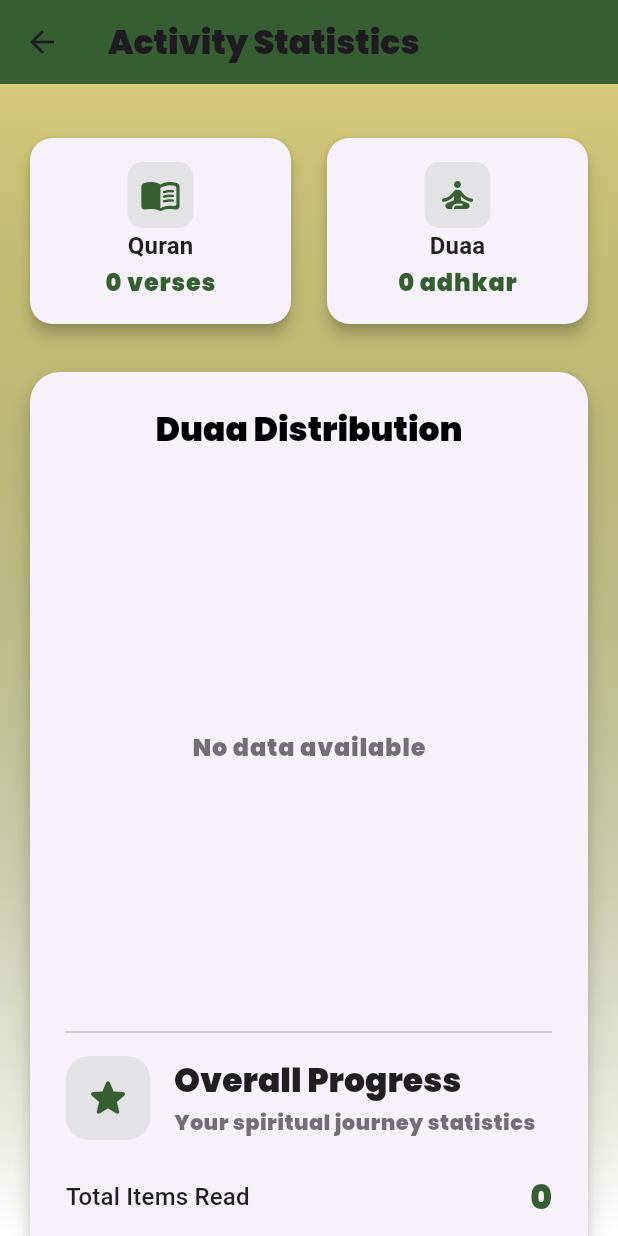
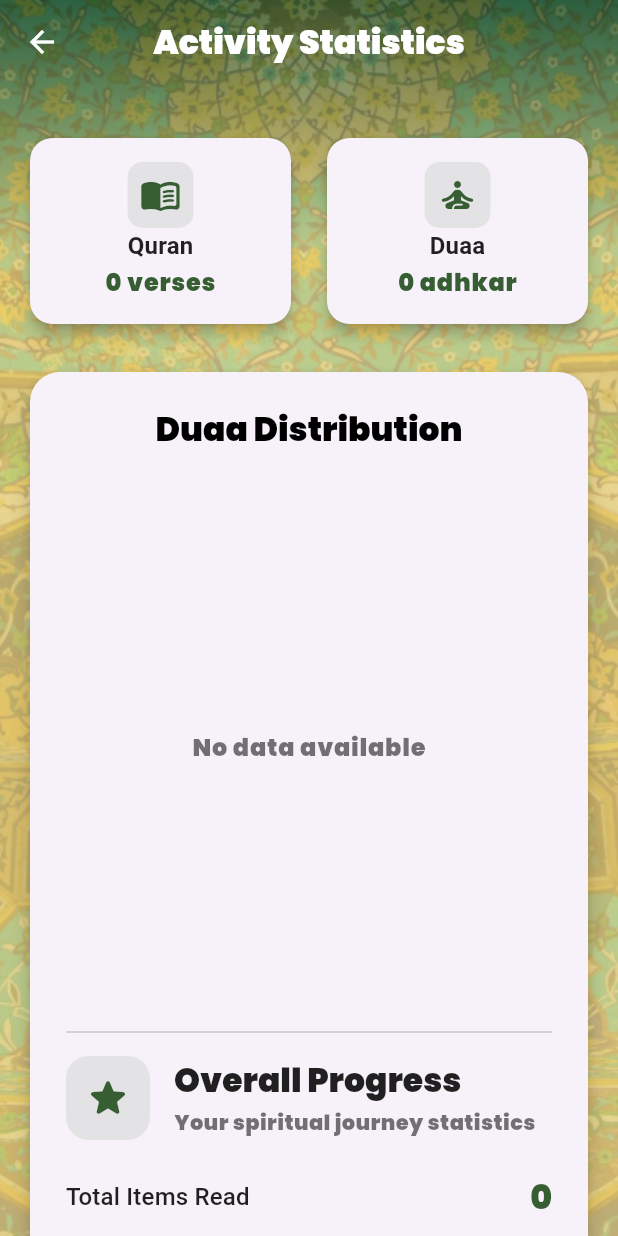
Before and after one commit to MosalahDJ/quranlife, a Flutter app: the StatisticsPage screen opened directly, on a phone screen of 412 x 824 dp. Run offline on Flutter 3.47's test engine with Material 3 defaults, Android fonts, the phone set to English and light mode, and no system bars; our stand-ins replace animate_do, audioplayers, awesome_dialog, dots_indicator, firebase_auth, firebase_core and 19 more; missing offline and left inert: flutter_islamic_icons, islamic_hijri_calendar, workmanager; accounts and stored records are empty; statements that could not run were skipped.

Commit message:
Refactor StatisticsController and StatisticsPage for improved UI and performance

```diff
--- a/lib/features/controller/statistics controller/statistics_controller.dart
+++ b/lib/features/controller/statistics controller/statistics_controller.dart
@@ -2,14 +2,7 @@ import 'package:get/get.dart';
 import 'package:shared_preferences/shared_preferences.dart';
 import 'dart:convert';
 
-/// Controller responsible for managing user activity statistics and weekly data visualization
-///
-/// This controller tracks app opens per day and generates weekly statistics
-/// for displaying user engagement patterns.
 class StatisticsController extends GetxController {
-  /// Stores the dates when the app was opened in the format 'YYYY-MM-DD'
-  final Set<String> appOpenDates = {};
-
   static const String versesCountKey = 'verses_count_key';
   static const String duaaCountKey = 'duaa_count_key';
 
@@ -19,17 +12,7 @@ class StatisticsController extends GetxController {
   final RxMap<String, int> duaaTypeStats = <String, int>{
     'أذكار الصباح': 0,
     'أذكار المساء': 0,
-    'أذكار النوم': 0,
-    'أذكار الاستيقاظ': 0,
-    'أذكار الوضوء': 0,
-    'أذكار الصلاة': 0,
-    'أذكار الأذان': 0,
-    'أذكار المسجد': 0,
-    'أذكار المنزل': 0,
-    'أذكار الخلاء': 0,
-    'أذكار الطعام': 0,
-    'أذكار السفر': 0,
-    'أذكار بعد الصلاة': 0,
+    'أذكار أخرى': 0,
     'أدعية متفرقة': 0,
   }.obs;
 
--- a/lib/features/view/home/categories_page/statistics page/statistics_page.dart
+++ b/lib/features/view/home/categories_page/statistics page/statistics_page.dart
@@ -1,5 +1,8 @@
 import 'package:flutter/material.dart';
 import 'package:get/get.dart';
+import 'package:quranlife/core/Utils/constants.dart';
+import 'package:quranlife/core/Utils/size_config.dart';
+import 'package:quranlife/core/widgets/gradient_background.dart';
 import 'package:quranlife/features/controller/statistics%20controller/statistics_controller.dart';
 import 'package:fl_chart/fl_chart.dart';
 
@@ -32,21 +35,33 @@ class _StatisticsPageState extends State<StatisticsPage>
   @override
   Widget build(BuildContext context) {
     return Scaffold(
+      extendBodyBehindAppBar: true,
       appBar: AppBar(
         title: const Text("Activity Statistics"),
+        centerTitle: true,
+        foregroundColor: Colors.white,
+        backgroundColor: Colors.transparent,
       ),
-      body: Container(
-        decoration: BoxDecoration(
-          gradient: LinearGradient(
-            begin: Alignment.topCenter,
-            end: Alignment.bottomCenter,
-            colors: [
-              Theme.of(context).primaryColor.withOpacity(0.1),
-              Colors.white,
+      body: Stack(
+        children: [
+          Gradientbackground(
+            gradientcolor: [
+              kmaincolor,
+              Get.isDarkMode ? kmaincolor3dark : kmaincolor3,
             ],
           ),
+          SizedBox(
+            height: Sizeconfig.screenheight,
+            width: Sizeconfig.screenwidth,
+            child: Image.asset(
+              "lib/core/assets/images/background_image/arch.jpg",
+              fit: BoxFit.cover,
+              opacity: const AlwaysStoppedAnimation<double>(0.2),
+              height: Sizeconfig.screenheight,
+              width: Sizeconfig.screenwidth,
             ),
-        child: SafeArea(
+          ),
+          SafeArea(
             child: SingleChildScrollView(
               physics: const BouncingScrollPhysics(),
               child: Padding(
@@ -59,29 +74,33 @@ class _StatisticsPageState extends State<StatisticsPage>
                     _buildSummaryCards(),
                     const SizedBox(height: 24),
                     _buildMainSummaryCard(),
-                  const SizedBox(height: 24), // Add bottom padding
+                    const SizedBox(height: 24),
                   ],
                 ),
               ),
             ),
           ),
+        ],
       ),
     );
   }
 
   Widget _buildSummaryCards() {
-    final StatisticsController statctrl = Get.find<StatisticsController>();
+    final StatisticsController statctrl = Get.find();
+
     return Row(
       children: [
-        _countercard(
+        Obx(() => _countercard(
             icon: Icons.menu_book_rounded,
             title: 'Quran',
-            count: '${statctrl.totalVersesRead.value} verses'),
+            count: '${statctrl.totalVersesRead.value} verses')),
         const SizedBox(width: 16),
-        _countercard(
+        Obx(
+          () => _countercard(
               icon: Icons.self_improvement_rounded,
               title: 'Duaa',
               count: '${statctrl.totalDuaaRead.value} adhkar'),
+        ),
       ],
     );
   }
@@ -119,13 +138,13 @@ class _StatisticsPageState extends State<StatisticsPage>
                       fontWeight: FontWeight.w600,
                     ),
               ),
-              Obx(() => Text(
+              Text(
                 count,
                 style: Theme.of(context).textTheme.bodyLarge?.copyWith(
                       color: Theme.of(context).primaryColor,
                       fontWeight: FontWeight.bold,
                     ),
-                  )),
+              ),
             ],
           ),
         ),
```
Lines whose indentation alone changed are shown as unchanged.
